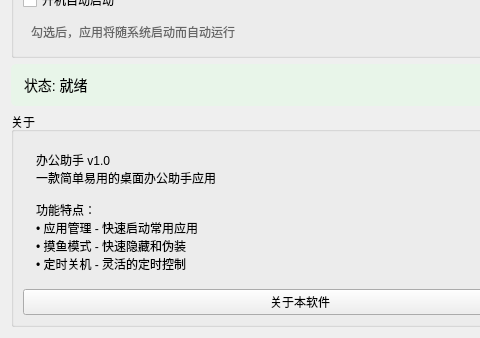
First picture: the form in ui/settingswidget.ui, repository jiasu1017-beep/Test, before the edit; both pictures show x 0 to 480 and y 108 to 446 of the 600 by 446 pixel window.
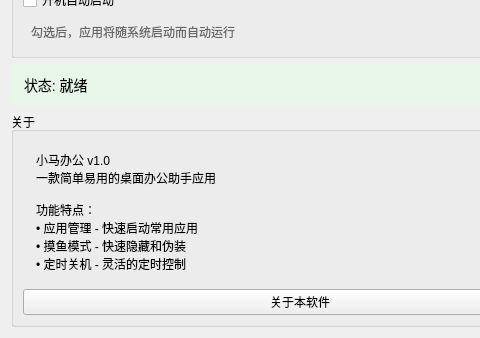
Second picture: the form after the edit.

Commit message:
refactor: 将项目名称从"办公助手"更改为"小马办公"
更新所有相关文件中的项目名称、品牌标识和版权信息，包括UI文本、配置文件、文档和构建脚本

```diff
--- a/ui/settingswidget.ui
+++ b/ui/settingswidget.ui
@@ -82,7 +82,7 @@
       <item>
        <widget class="QLabel" name="aboutLabel">
         <property name="text">
-         <string>办公助手 v1.0
+         <string>小马办公 v1.0
 一款简单易用的桌面办公助手应用
 
 功能特点：
```
The commit also changes 10 other files.
